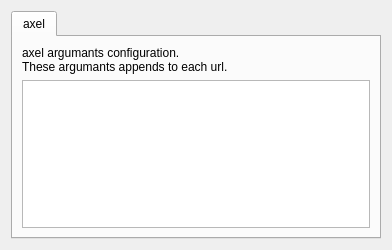
Qt form prefdownloaderswidget.ui (Alir3z4/yoDownet) before a commit.
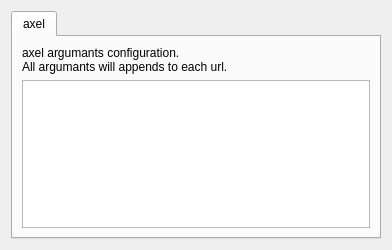
The same form after that commit. Icons and pictures are not drawn.

Commit message: correct content & type mistakes

The edit to the form file:
```diff
--- a/prefdownloaderswidget.ui
+++ b/prefdownloaderswidget.ui
@@ -31,7 +31,7 @@
         <widget class="QLabel" name="descriptionLabel">
          <property name="text">
           <string>axel argumants configuration.
-These argumants appends to each url.</string>
+All argumants will appends to each url.</string>
          </property>
         </widget>
        </item>
```
